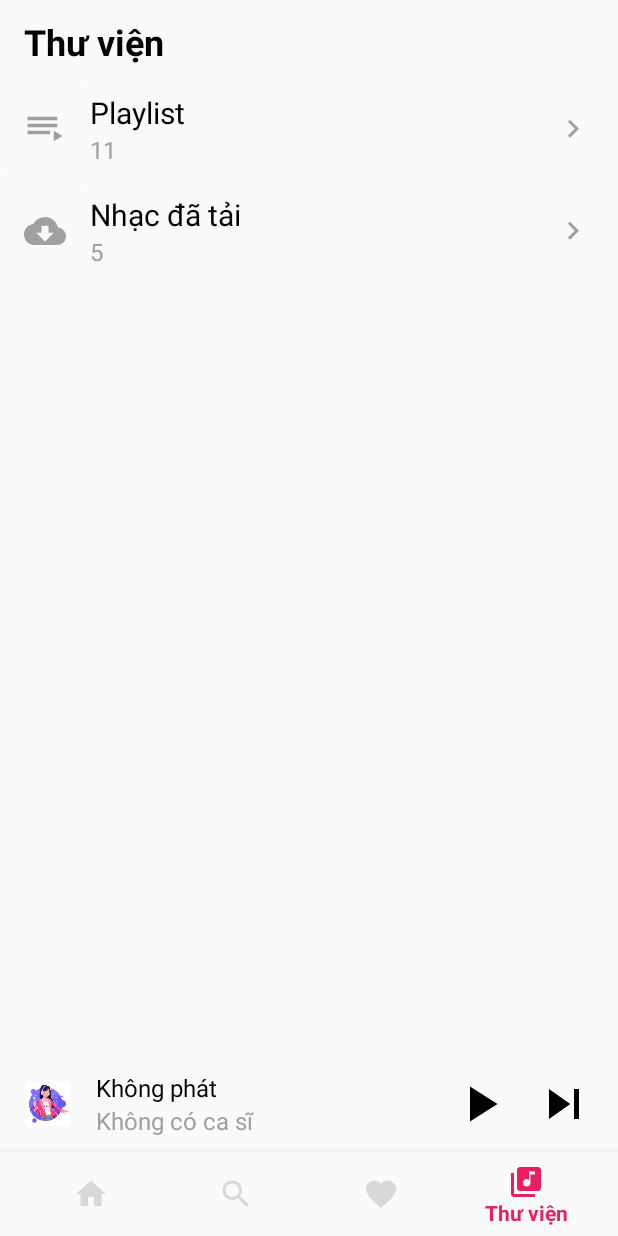
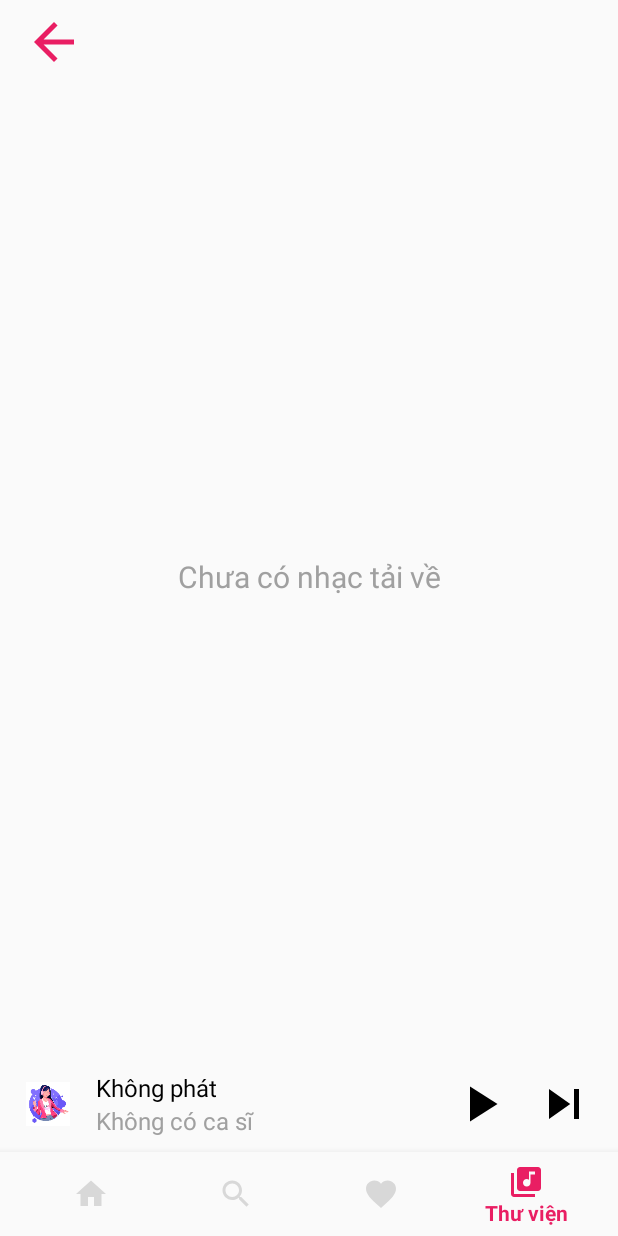
Before and after one commit to thaiquoctoanvn/MusicApp, an Android app: the LibraryFragment screen opened through its navigation route, after a tap on "Nhạc đã tải", on a phone screen of 412 x 824 dp. Run offline under Robolectric (Android 15) with nearby library versions, the phone set to English and light mode, and no system bars; our stand-ins replace Picasso, navigation-ui; libraries missing offline, so code that uses them is left out: com.sothree.slidinguppanel, io.realm, me.relex.circleindicator; pictures from the network do not load; 9 statements that could not run were skipped; 1 other tap on this screen came first.

Commit message:
Update library fragment

```diff
--- a/app/src/main/java/com/example/musicapp/LibraryFragment.java
+++ b/app/src/main/java/com/example/musicapp/LibraryFragment.java
@@ -14,9 +14,13 @@ import android.view.ViewGroup;
 import com.example.musicapp.adapter.ItemClickListener;
 import com.example.musicapp.adapter.ItemLibraryAdapter;
 import com.example.musicapp.object.ItemLibrary;
+import com.example.musicapp.object.PlayListLocal;
 
 import java.util.ArrayList;
 import java.util.List;
+
+import io.realm.Realm;
+import io.realm.RealmResults;
 
 
 /**
@@ -39,6 +43,9 @@ public class LibraryFragment extends Fragment implements ItemClickListener {
 
     private View view;
     private RecyclerView rvLibraryItem;
+
+    private Realm realm;
+    private RealmResults<PlayListLocal> realmResults;
 
     public LibraryFragment() {
         // Required empty public constructor
@@ -83,14 +90,25 @@ public class LibraryFragment extends Fragment implements ItemClickListener {
 
     private void ConnectView() {
         rvLibraryItem = view.findViewById(R.id.rv_libraryitem);
+        Realm.init(getActivity());
+        realm = Realm.getDefaultInstance();
     }
 
     private void AddLibraryItem() {
+
+        realm.executeTransaction(new Realm.Transaction() {
+            @Override
+            public void execute(Realm realm) {
+                realmResults = realm.where(PlayListLocal.class).findAll();
+            }
+        });
+        int playlistCounter = realmResults.size();
+
         libraries = new ArrayList<>();
         ItemLibrary itemPlaylist = new ItemLibrary(
                 R.drawable.ic_playlist_play_black_24dp,
                 "Playlist",
-                "11",
+                String.valueOf(playlistCounter),
                 "playlist");
         ItemLibrary itemDownLoad = new ItemLibrary(
                 R.drawable.ic_cloud_download_black_24dp,
@@ -113,6 +131,8 @@ public class LibraryFragment extends Fragment implements ItemClickListener {
         ItemLibrary item = libraries.get(position);
         if(item.getItemId().equals("playlist")) {
             Navigation.findNavController(v).navigate(R.id.action_libraryFragment_to_localPlaylistFragment);
+        } else if(item.getItemId().equals("download")) {
+            Navigation.findNavController(v).navigate(R.id.action_libraryFragment_to_localMusicFragment);
         }
     }
 }
--- /dev/null
+++ b/app/src/main/java/com/example/musicapp/LocalMusicFragment.java
@@ -0,0 +1,86 @@
+package com.example.musicapp;
+
+import android.os.Bundle;
+
+import androidx.fragment.app.Fragment;
+import androidx.navigation.NavAction;
+import androidx.navigation.Navigation;
+
+import android.view.LayoutInflater;
+import android.view.View;
+import android.view.ViewGroup;
+import android.widget.ImageButton;
+
+
+/**
+ * A simple {@link Fragment} subclass.
+ * Use the {@link LocalMusicFragment#newInstance} factory method to
+ * create an instance of this fragment.
+ */
+public class LocalMusicFragment extends Fragment implements View.OnClickListener {
+    // TODO: Rename parameter arguments, choose names that match
+    // the fragment initialization parameters, e.g. ARG_ITEM_NUMBER
+    private static final String ARG_PARAM1 = "param1";
+    private static final String ARG_PARAM2 = "param2";
+
+    // TODO: Rename and change types of parameters
+    private String mParam1;
+    private String mParam2;
+
+    private ImageButton ibtnLocalMusicBack;
+    private View view;
+
+    public LocalMusicFragment() {
+        // Required empty public constructor
+    }
+
+    /**
+     * Use this factory method to create a new instance of
+     * this fragment using the provided parameters.
+     *
+     * @param param1 Parameter 1.
+     * @param param2 Parameter 2.
+     * @return A new instance of fragment LocalMusicFragment.
+     */
+    // TODO: Rename and change types and number of parameters
+    public static LocalMusicFragment newInstance(String param1, String param2) {
+        LocalMusicFragment fragment = new LocalMusicFragment();
+        Bundle args = new Bundle();
+        args.putString(ARG_PARAM1, param1);
+        args.putString(ARG_PARAM2, param2);
+        fragment.setArguments(args);
+        return fragment;
+    }
+
+    @Override
+    public void onCreate(Bundle savedInstanceState) {
+        super.onCreate(savedInstanceState);
+        if (getArguments() != null) {
+            mParam1 = getArguments().getString(ARG_PARAM1);
+            mParam2 = getArguments().getString(ARG_PARAM2);
+        }
+    }
+
+    @Override
+    public View onCreateView(LayoutInflater inflater, ViewGroup container,
+                             Bundle savedInstanceState) {
+        // Inflate the layout for this fragment
+        view = inflater.inflate(R.layout.fragment_local_music, container, false);
+        ConnectView();
+        return view;
+    }
+
+    private void ConnectView() {
+        ibtnLocalMusicBack = view.findViewById(R.id.ibtn_localmusicback);
+
+        ibtnLocalMusicBack.setOnClickListener(LocalMusicFragment.this);
+    }
+
+    @Override
+    public void onClick(View v) {
+        switch(v.getId()) {
+            case R.id.ibtn_localmusicback:
+                Navigation.findNavController(v).popBackStack();
+        }
+    }
+}
--- /dev/null
+++ b/app/src/main/res/layout/fragment_local_music.xml
@@ -0,0 +1,35 @@
+<?xml version="1.0" encoding="utf-8"?>
+<androidx.constraintlayout.widget.ConstraintLayout xmlns:android="http://schemas.android.com/apk/res/android"
+    xmlns:tools="http://schemas.android.com/tools"
+    android:layout_width="match_parent"
+    android:layout_height="match_parent"
+    xmlns:app="http://schemas.android.com/apk/res-auto"
+    tools:context=".LocalMusicFragment">
+
+    <androidx.appcompat.widget.Toolbar
+        android:layout_width="match_parent"
+        android:layout_height="wrap_content"
+        android:id="@+id/toolbar_listsong"
+        app:layout_constraintLeft_toLeftOf="parent"
+        app:layout_constraintRight_toRightOf="parent"
+        app:layout_constraintTop_toTopOf="parent"
+        android:gravity="center">
+        <ImageButton
+            android:layout_width="@dimen/iconWidthLevel1"
+            android:layout_height="@dimen/iconHeightLevel1"
+            android:src="@drawable/ic_arrow_back_black_24dp"
+            android:background="@color/white"
+            android:id="@+id/ibtn_localmusicback"
+            android:scaleType="fitXY"/>
+    </androidx.appcompat.widget.Toolbar>
+    <TextView
+        android:layout_width="wrap_content"
+        android:layout_height="wrap_content"
+        android:text="Chưa có nhạc tải về"
+        style="@style/textSizeLevel2"
+        app:layout_constraintBottom_toBottomOf="parent"
+        app:layout_constraintTop_toBottomOf="@id/toolbar_listsong"
+        app:layout_constraintRight_toRightOf="parent"
+        app:layout_constraintLeft_toLeftOf="parent" />
+
+</androidx.constraintlayout.widget.ConstraintLayout>
--- a/app/src/main/res/navigation/nav_graph.xml
+++ b/app/src/main/res/navigation/nav_graph.xml
@@ -43,6 +43,9 @@
         <action
             android:id="@+id/action_libraryFragment_to_localListSongFragment"
             app:destination="@id/localListSongFragment" />
+        <action
+            android:id="@+id/action_libraryFragment_to_localMusicFragment"
+            app:destination="@id/localMusicFragment" />
     </fragment>
     <fragment
         android:id="@+id/lovedSongFragment"
@@ -122,4 +125,13 @@
             android:id="@+id/action_localListSongFragment_to_localPlaylistFragment"
             app:destination="@id/localPlaylistFragment" />
     </fragment>
+    <fragment
+        android:id="@+id/localMusicFragment"
+        android:name="com.example.musicapp.LocalMusicFragment"
+        android:label="fragment_local_music"
+        tools:layout="@layout/fragment_local_music" >
+        <action
+            android:id="@+id/action_localMusicFragment_to_libraryFragment"
+            app:destination="@id/libraryFragment" />
+    </fragment>
 </navigation>
```
Also changed, not shown: 1 other file.
